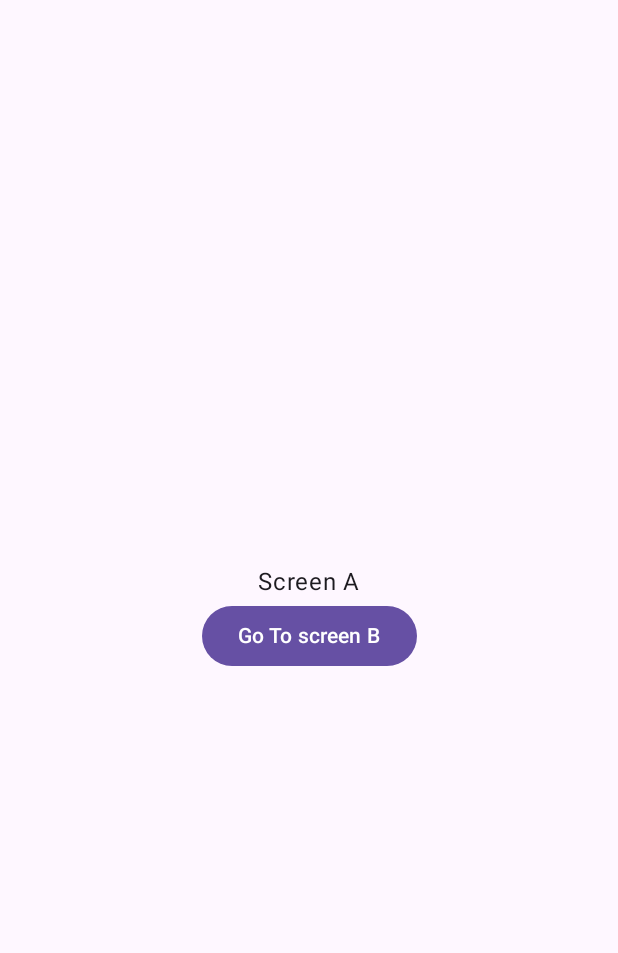
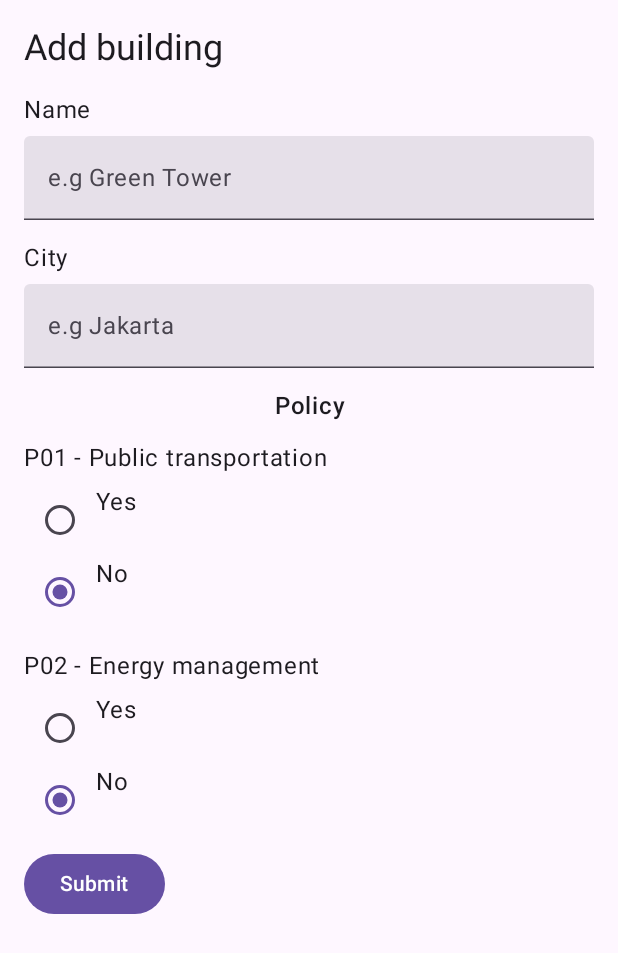
Before and after one commit to akbarbin/green-building-android, an Android app built with Jetpack Compose: the screen it shows after launch (MainActivity), after a tap on "Add", on a phone screen of 412 x 824 dp. Shown: the top 953 px of the screen. Run offline under Robolectric (Android 15) with nearby library versions, the phone set to English and light mode, and no system bars; libraries missing offline, so code that uses them is left out: com.jakewharton.retrofit2.

Commit message:
Add building creation API

```diff
--- a/app/src/main/java/com/example/marsphotos/NavGraph.kt
+++ b/app/src/main/java/com/example/marsphotos/NavGraph.kt
@@ -21,7 +21,5 @@ fun Nav() {
         composable(route = "B") {
             ScreenB(navController)
         }
-
-
     }
 }
--- a/app/src/main/java/com/example/marsphotos/ScreenA.kt
+++ b/app/src/main/java/com/example/marsphotos/ScreenA.kt
@@ -2,24 +2,153 @@ package com.example.marsphotos
 
 import androidx.compose.foundation.layout.Arrangement
 import androidx.compose.foundation.layout.Column
-import androidx.compose.foundation.layout.fillMaxSize
+import androidx.compose.foundation.layout.Row
+import androidx.compose.foundation.layout.Spacer
+import androidx.compose.foundation.layout.fillMaxWidth
+import androidx.compose.foundation.layout.padding
+import androidx.compose.foundation.layout.width
 import androidx.compose.material3.Button
+import androidx.compose.material3.MaterialTheme
+import androidx.compose.material3.RadioButton
 import androidx.compose.material3.Text
+import androidx.compose.material3.TextField
 import androidx.compose.runtime.Composable
+import androidx.compose.runtime.getValue
+import androidx.compose.runtime.mutableStateOf
+import androidx.compose.runtime.remember
+import androidx.compose.runtime.saveable.rememberSaveable
+import androidx.compose.runtime.setValue
 import androidx.compose.ui.Alignment
 import androidx.compose.ui.Modifier
+import androidx.compose.ui.text.font.FontWeight
+import androidx.compose.ui.text.style.TextAlign
+import androidx.compose.ui.unit.dp
 import androidx.navigation.NavHostController
+import com.example.marsphotos.model.MarsPhoto
+import com.example.marsphotos.network.MarsApi
+import kotlinx.coroutines.Dispatchers
+import kotlinx.coroutines.GlobalScope
+import kotlinx.coroutines.launch
+import retrofit2.HttpException
+import java.io.IOException
 
 @Composable
 fun ScreenA(navController: NavHostController) {
+    var name by rememberSaveable { mutableStateOf("") }
+    var city by rememberSaveable { mutableStateOf("") }
+    val options = listOf("Yes", "No")
+    var p01 by remember { mutableStateOf(options[1]) }
+    var p02 by remember { mutableStateOf(options[1]) }
+
     Column(
-        modifier = Modifier.fillMaxSize(),
-        verticalArrangement = Arrangement.Center,
-        horizontalAlignment = Alignment.CenterHorizontally
+        modifier = Modifier
+            .padding(16.dp, 16.dp),
+        horizontalAlignment = Alignment.Start,
+        verticalArrangement = Arrangement.spacedBy(8.dp)
     ) {
-        Text(text = "Screen A")
-        Button(onClick = { navController.navigate("B") }) {
-            Text(text = "Go To screen B");
+        Text(
+            text = "Add building",
+            style = MaterialTheme.typography.headlineSmall
+        )
+
+        Spacer(modifier = Modifier.width(8.dp))
+
+        Text(
+            text = "Name",
+            style = MaterialTheme.typography.bodyLarge
+        )
+
+        TextField(
+            modifier = Modifier.fillMaxWidth(),
+            value = name,
+            onValueChange = { name = it },
+            placeholder = { Text(text = "e.g Green Tower") }
+        )
+
+        Spacer(modifier = Modifier.width(8.dp))
+
+        Text(
+            text = "City",
+            style = MaterialTheme.typography.bodyLarge
+        )
+
+        TextField(
+            modifier = Modifier.fillMaxWidth(),
+            value = city,
+            onValueChange = { city = it },
+            placeholder = { Text(text = "e.g Jakarta") }
+        )
+
+        Spacer(modifier = Modifier.width(8.dp))
+
+        Text(
+            modifier = Modifier.fillMaxWidth(),
+            text = "Policy",
+            fontWeight = FontWeight.SemiBold,
+            textAlign = TextAlign.Center,
+            style = MaterialTheme.typography.bodyLarge
+        )
+
+        Spacer(modifier = Modifier.width(8.dp))
+
+        Text(
+            text = "P01 - Public transportation",
+            style = MaterialTheme.typography.bodyLarge
+        )
+
+        Column(
+            modifier = Modifier.fillMaxWidth(),
+            verticalArrangement = Arrangement.Center
+        ) {
+            options.forEach { option ->
+                Row {
+                    RadioButton(
+                        selected = p01 == option,
+                        onClick = { p01 = option }
+                    )
+                    Text(text = option)
+                }
+            }
+        }
+
+        Spacer(modifier = Modifier.width(8.dp))
+
+        Text(
+            text = "P02 - Energy management",
+            style = MaterialTheme.typography.bodyLarge
+        )
+
+        Column(
+            modifier = Modifier.fillMaxWidth(),
+            verticalArrangement = Arrangement.Center
+        ) {
+            options.forEach { option ->
+                Row {
+                    RadioButton(
+                        selected = p02 == option,
+                        onClick = { p02 = option }
+                    )
+                    Text(text = option)
+                }
+            }
+        }
+
+        Button(onClick = {
+            val marsPhoto = MarsPhoto(name, city, p01, p02, "Yes", "Yes", "Yes", "Yes", "Yes", "Yes", "Yes", "Yes", "Yes", "Yes", "Yes", "Yes", "Yes", "Yes", "Yes", "Yes", "Yes", "Yes", "Yes", "Yes", "Yes", "Yes", "Yes", "Yes", "Yes", "Yes", "Yes", "Yes", "Yes", "Yes", 0.0, 675, "Yes", "Yes", "Yes", "Yes", "Yes", "Yes", "Yes", "Yes", "Yes", "Yes", "Yes", "Yes", "Yes", "Yes", "Yes", "Yes", 3000.0, 4000.0, 5000.0, 4000.0, 7000.0, 1500.0, "Yes", "Yes", "Yes", "Yes", "Yes", "Yes", "Yes", "Yes", "Yes", 4000000.0, 5000000.0, 4000000.0, 4000000.0, 5000000.0, 4400000.0, "Yes",500000000.0, "Yes", "Yes", "Yes", 5.0, 5.0, 4000000.0, 4000000.0, 4000000.0, 4000000.0, 4000000.0, 4200000.0, 10000000.0, "Yes", "2022-12-09", 23.0, 36.0, "Yes", "Yes", "Yes", "Yes", "Yes", 33.48, 32.40, 34.56, 29.64, 16.44, 35.76, "Yes", "Yes", "Yes", "Yes", null, null, null, null, null, null, null, null, null, null, null)
+            createMarsPhoto(marsPhoto)
+            navController.navigate("B")
+        }) {
+            Text(text = "Submit")
         }
     }
 }
+
+fun createMarsPhoto(marsPhoto: MarsPhoto) {
+    GlobalScope.launch(Dispatchers.IO) {
+        try {
+            MarsApi.retrofitService.createPhoto(marsPhoto)
+        } catch (e: IOException) {
+        } catch (e: HttpException) {
+        }
+    }
+}
--- a/app/src/main/java/com/example/marsphotos/ScreenB.kt
+++ b/app/src/main/java/com/example/marsphotos/ScreenB.kt
@@ -17,9 +17,9 @@ fun ScreenB(navController: NavHostController) {
         verticalArrangement = Arrangement.Center,
         horizontalAlignment = Alignment.CenterHorizontally
     ) {
-        Text(text = "Screen B")
+        Text(text = "The building has been successfully created.")
         Button(onClick = { navController.navigate("Home") }) {
-            Text(text = "Go To Home");
+            Text(text = "Check result");
         }
     }
 }
--- a/app/src/main/java/com/example/marsphotos/network/MarsApiService.kt
+++ b/app/src/main/java/com/example/marsphotos/network/MarsApiService.kt
@@ -20,11 +20,17 @@ import com.example.marsphotos.model.MarsPhoto
 import com.jakewharton.retrofit2.converter.kotlinx.serialization.asConverterFactory
 import kotlinx.serialization.json.Json
 import okhttp3.MediaType.Companion.toMediaType
+import retrofit2.Response
 import retrofit2.Retrofit
+import retrofit2.http.Body
+import retrofit2.http.Field
 import retrofit2.http.GET
+import retrofit2.http.POST
 
-    private const val BASE_URL =
+private const val BASE_URL =
         "https://akbarbin.pythonanywhere.com"
+
+//private const val BASE_URL = "https://00f7-36-70-39-162.ngrok-free.app"
 
 /**
  * Use the Retrofit builder to build a retrofit object using a kotlinx.serialization converter
@@ -40,6 +46,17 @@ private val retrofit = Retrofit.Builder()
 interface MarsApiService {
     @GET("api/buildings")
     suspend fun getPhotos(): List<MarsPhoto>
+
+    @POST("api/buildings")
+    suspend fun createPhoto(
+        @Body marsPhoto: MarsPhoto
+    ): Response<MarsPhoto>
+
+//    @POST("api/buildings")
+//    suspend fun createPhoto(
+//        @Field()
+//        @Body marsPhoto: MarsPhoto
+//    ): Response<MarsPhoto>
 }
 
 /**
--- a/app/src/main/java/com/example/marsphotos/ui/screens/HomeScreen.kt
+++ b/app/src/main/java/com/example/marsphotos/ui/screens/HomeScreen.kt
@@ -58,7 +58,6 @@ fun HomeScreen(
         is MarsUiState.Success -> ResultScreen(
             marsUiState.photos
         )
-
         is MarsUiState.Error -> ErrorScreen( modifier = modifier.fillMaxSize())
     }
 }
@@ -141,7 +140,7 @@ fun PhotoCard(photo: MarsPhoto) {
 
             Surface(shape = MaterialTheme.shapes.large, shadowElevation = 1.dp) {
                 Text(
-                    text = "Performa: ${photo.performance * 100}%\nLevel: ${photo.level}\nKota: ${photo.city}",
+                    text = "Performance: ${photo.performance?.times(100)}%\nLevel: ${photo.level}\nCity: ${photo.city}",
                     modifier = Modifier.padding(all = 4.dp),
                     // If the message is expanded, we display all its content
                     // otherwise we only display the first line
```
Also changed, not shown: app/src/main/java/com/example/marsphotos/model/MarsPhoto.kt (+43 -43 lines).
